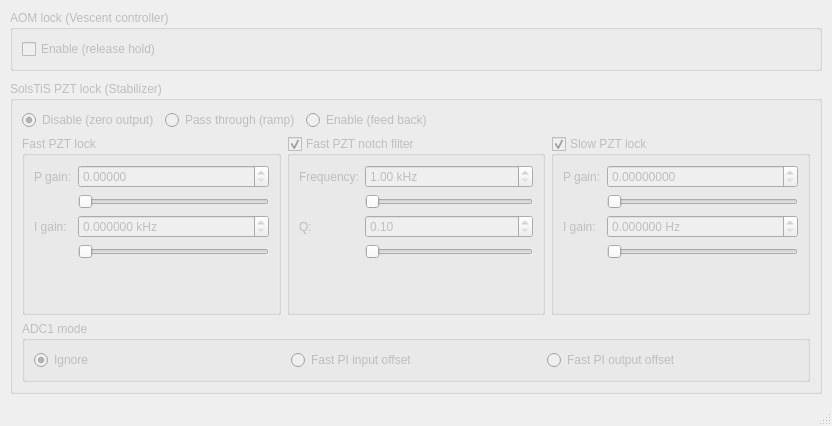
First picture: the form in l674_lock_ui/app.ui, repository OxfordIonTrapGroup/stabilizer-ui, before the edit.
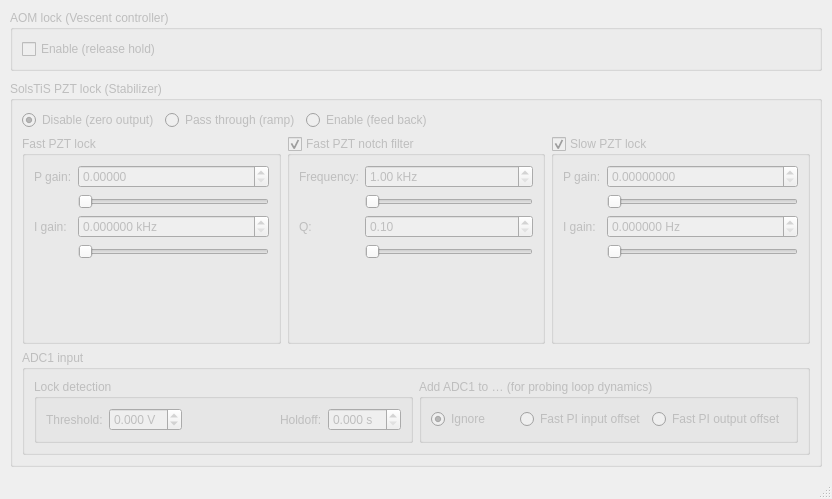
Second picture: the form after the edit.

Commit message: Add lock detect settings

```diff
--- a/l674_lock_ui/app.ui
+++ b/l674_lock_ui/app.ui
@@ -7,7 +7,7 @@
     <x>0</x>
     <y>0</y>
     <width>832</width>
-    <height>426</height>
+    <height>499</height>
    </rect>
   </property>
   <property name="sizePolicy">
@@ -383,10 +383,114 @@
        <item>
         <widget class="QGroupBox" name="groupBox">
          <property name="title">
-          <string>ADC1 mode</string>
+          <string>ADC1 input</string>
          </property>
          <layout class="QHBoxLayout" name="horizontalLayout_4">
           <item>
+           <widget class="QGroupBox" name="groupBox_4">
+            <property name="sizePolicy">
+             <sizepolicy hsizetype="Expanding" vsizetype="Preferred">
+              <horstretch>0</horstretch>
+              <verstretch>0</verstretch>
+             </sizepolicy>
+            </property>
+            <property name="title">
+             <string>Lock detection</string>
+            </property>
+            <layout class="QHBoxLayout" name="horizontalLayout_6">
+             <item>
+              <widget class="QLabel" name="label_7">
+               <property name="text">
+                <string>Threshold:</string>
+               </property>
+               <property name="buddy">
+                <cstring>lockDetectThresholdBox</cstring>
+               </property>
+              </widget>
+             </item>
+             <item>
+              <widget class="QDoubleSpinBox" name="lockDetectThresholdBox">
+               <property name="sizePolicy">
+                <sizepolicy hsizetype="Preferred" vsizetype="Fixed">
+                 <horstretch>0</horstretch>
+                 <verstretch>0</verstretch>
+                </sizepolicy>
+               </property>
+               <property name="suffix">
+                <string> V</string>
+               </property>
+               <property name="decimals">
+                <number>3</number>
+               </property>
+               <property name="minimum">
+                <double>-1.000000000000000</double>
+               </property>
+               <property name="maximum">
+                <double>1.000000000000000</double>
+               </property>
+               <property name="singleStep">
+                <double>0.010000000000000</double>
+               </property>
+              </widget>
+             </item>
+             <item>
+              <spacer name="horizontalSpacer_2">
+               <property name="orientation">
+                <enum>Qt::Horizontal</enum>
+               </property>
+               <property name="sizeHint" stdset="0">
+                <size>
+                 <width>40</width>
+                 <height>20</height>
+                </size>
+               </property>
+              </spacer>
+             </item>
+             <item>
+              <widget class="QLabel" name="label_8">
+               <property name="text">
+                <string>Holdoff:</string>
+               </property>
+               <property name="buddy">
+                <cstring>lockDetectDelayBox</cstring>
+               </property>
+              </widget>
+             </item>
+             <item>
+              <widget class="QDoubleSpinBox" name="lockDetectDelayBox">
+               <property name="sizePolicy">
+                <sizepolicy hsizetype="Preferred" vsizetype="Fixed">
+                 <horstretch>0</horstretch>
+                 <verstretch>0</verstretch>
+                </sizepolicy>
+               </property>
+               <property name="suffix">
+                <string> s</string>
+               </property>
+               <property name="decimals">
+                <number>3</number>
+               </property>
+               <property name="maximum">
+                <double>10.000000000000000</double>
+               </property>
+              </widget>
+             </item>
+            </layout>
+           </widget>
+          </item>
+          <item>
+           <widget class="QGroupBox" name="groupBox_2">
+            <property name="sizePolicy">
+             <sizepolicy hsizetype="Expanding" vsizetype="Preferred">
+              <horstretch>0</horstretch>
+              <verstretch>0</verstretch>
+             </sizepolicy>
+            </property>
+            <property name="title">
+             <string>Add ADC1 to … (for probing loop dynamics)</string>
+            </property>
+            <layout class="QHBoxLayout" name="horizontalLayout_5">
+             <item>
            <widget class="QRadioButton" name="adc1IgnoreButton">
             <property name="toolTip">
              <string>Do not react to ADC1. It is still queryable via the network interface, for use as an extra monitoring channel.</string>
@@ -417,6 +521,9 @@
             <property name="text">
              <string>Fast PI output offset</string>
             </property>
+              </widget>
+             </item>
+            </layout>
            </widget>
           </item>
          </layout>
```
Left out of the diff: 66 changed lines with no effect on the pictures. Lines whose indentation alone changed are shown as unchanged. The commit also changes 1 other file.
